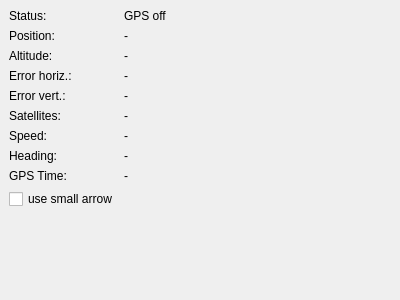
Before: the Qt Designer form src/ILiveLogToolWidget.ui in ntruchsess/QLandkarteGT, drawn with Qt 5.
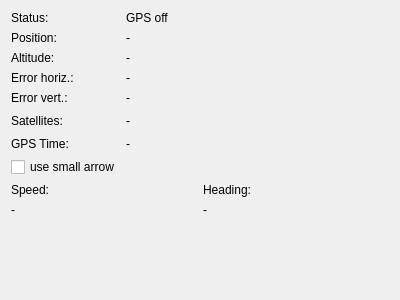
After: the same form once the commit is applied.

Commit message: LiveLog: Use large data fields for speed and heading

Patch:
```diff
--- a/src/ILiveLogToolWidget.ui
+++ b/src/ILiveLogToolWidget.ui
@@ -13,38 +13,11 @@
   <property name="windowTitle">
    <string>Form</string>
   </property>
-  <layout class="QGridLayout">
-   <property name="margin">
-    <number>9</number>
-   </property>
-   <property name="spacing">
-    <number>6</number>
-   </property>
-   <item row="4" column="1">
-    <widget class="QLabel" name="lblErrorVert">
+  <layout class="QGridLayout" name="gridLayout">
+   <item row="0" column="1">
+    <widget class="QLabel" name="lblStatus">
      <property name="text">
-      <string>-</string>
-     </property>
-    </widget>
-   </item>
-   <item row="5" column="1">
-    <widget class="QLabel" name="lblSatUsed">
-     <property name="text">
-      <string>-</string>
-     </property>
-    </widget>
-   </item>
-   <item row="3" column="0">
-    <widget class="QLabel" name="label_4">
-     <property name="text">
-      <string>Error horiz.:</string>
-     </property>
-    </widget>
-   </item>
-   <item row="8" column="0">
-    <widget class="QLabel" name="label_7">
-     <property name="text">
-      <string>GPS Time:</string>
+      <string>GPS off</string>
      </property>
     </widget>
    </item>
@@ -55,6 +28,13 @@
      </property>
     </widget>
    </item>
+   <item row="0" column="2">
+    <widget class="QLabel" name="labelCenter">
+     <property name="text">
+      <string/>
+     </property>
+    </widget>
+   </item>
    <item row="1" column="0">
     <widget class="QLabel" name="label">
      <property name="text">
@@ -62,8 +42,43 @@
      </property>
     </widget>
    </item>
-   <item row="6" column="1">
-    <widget class="QLabel" name="lblSpeed">
+   <item row="1" column="1">
+    <widget class="QLabel" name="lblPosition">
+     <property name="text">
+      <string>-</string>
+     </property>
+    </widget>
+   </item>
+   <item row="2" column="0">
+    <widget class="QLabel" name="label_2">
+     <property name="text">
+      <string>Altitude:</string>
+     </property>
+    </widget>
+   </item>
+   <item row="4" column="1">
+    <widget class="QLabel" name="lblErrorVert">
+     <property name="text">
+      <string>-</string>
+     </property>
+    </widget>
+   </item>
+   <item row="2" column="1">
+    <widget class="QLabel" name="lblAltitude">
+     <property name="text">
+      <string>-</string>
+     </property>
+    </widget>
+   </item>
+   <item row="3" column="0">
+    <widget class="QLabel" name="label_4">
+     <property name="text">
+      <string>Error horiz.:</string>
+     </property>
+    </widget>
+   </item>
+   <item row="3" column="1">
+    <widget class="QLabel" name="lblErrorHoriz">
      <property name="text">
       <string>-</string>
      </property>
@@ -83,109 +98,100 @@
      </property>
     </widget>
    </item>
-   <item row="2" column="0">
-    <widget class="QLabel" name="label_2">
-     <property name="text">
-      <string>Altitude:</string>
-     </property>
-    </widget>
+   <item row="8" column="0" colspan="3">
+    <layout class="QHBoxLayout" name="horizontalLayout">
+     <item>
+      <layout class="QVBoxLayout" name="verticalLayout">
+       <item>
+        <widget class="QLabel" name="label_3">
+         <property name="text">
+          <string>Speed:</string>
+         </property>
+        </widget>
+       </item>
+       <item>
+        <widget class="QLabel" name="lblSpeed">
+         <property name="text">
+          <string>-</string>
+         </property>
+        </widget>
+       </item>
+      </layout>
+     </item>
+     <item>
+      <layout class="QVBoxLayout" name="verticalLayout_2">
+       <item>
+        <widget class="QLabel" name="label_6">
+         <property name="text">
+          <string>Heading:</string>
+         </property>
+        </widget>
+       </item>
+       <item>
+        <widget class="QLabel" name="lblHeading">
+         <property name="text">
+          <string>-</string>
+         </property>
+        </widget>
+       </item>
+      </layout>
+     </item>
+    </layout>
    </item>
-   <item row="8" column="1">
-    <widget class="QLabel" name="lblTime">
-     <property name="text">
-      <string>-</string>
-     </property>
-    </widget>
-   </item>
-   <item row="0" column="1">
-    <widget class="QLabel" name="lblStatus">
-     <property name="text">
-      <string>GPS off</string>
-     </property>
-    </widget>
-   </item>
-   <item row="1" column="1">
-    <widget class="QLabel" name="lblPosition">
+   <item row="5" column="1">
+    <widget class="QLabel" name="lblSatUsed">
      <property name="text">
       <string>-</string>
      </property>
     </widget>
    </item>
    <item row="6" column="0">
-    <widget class="QLabel" name="label_3">
+    <widget class="QLabel" name="label_7">
      <property name="text">
-      <string>Speed:</string>
+      <string>GPS Time:</string>
+     </property>
+    </widget>
+   </item>
+   <item row="6" column="1">
+    <widget class="QLabel" name="lblTime">
+     <property name="text">
+      <string>-</string>
      </property>
     </widget>
    </item>
    <item row="7" column="0">
-    <widget class="QLabel" name="label_6">
+    <widget class="QCheckBox" name="checkSmallArrow">
      <property name="text">
-      <string>Heading:</string>
+      <string>use small arrow</string>
      </property>
     </widget>
    </item>
-   <item row="7" column="1">
-    <widget class="QLabel" name="lblHeading">
-     <property name="text">
-      <string>-</string>
-     </property>
-    </widget>
-   </item>
-   <item row="10" column="1">
-    <spacer>
+   <item row="9" column="0">
+    <spacer name="verticalSpacer">
      <property name="orientation">
       <enum>Qt::Vertical</enum>
      </property>
      <property name="sizeHint" stdset="0">
       <size>
-       <width>111</width>
-       <height>1</height>
+       <width>20</width>
+       <height>40</height>
       </size>
      </property>
     </spacer>
    </item>
-   <item row="2" column="1">
-    <widget class="QLabel" name="lblAltitude">
-     <property name="text">
-      <string>-</string>
-     </property>
-    </widget>
-   </item>
-   <item row="3" column="1">
-    <widget class="QLabel" name="lblErrorHoriz">
-     <property name="text">
-      <string>-</string>
-     </property>
-    </widget>
-   </item>
-   <item row="0" column="2">
-    <widget class="QLabel" name="labelCenter">
-     <property name="text">
-      <string/>
-     </property>
-    </widget>
-   </item>
-   <item row="10" column="2">
-    <spacer>
+   <item row="5" column="2">
+    <spacer name="horizontalSpacer">
      <property name="orientation">
       <enum>Qt::Horizontal</enum>
      </property>
      <property name="sizeHint" stdset="0">
       <size>
        <width>40</width>
-       <height>1</height>
+       <height>20</height>
       </size>
      </property>
     </spacer>
    </item>
-   <item row="9" column="0">
-    <widget class="QCheckBox" name="checkSmallArrow">
-     <property name="text">
-      <string>use small arrow</string>
-     </property>
-    </widget>
-   </item>
   </layout>
  </widget>
  <resources/>
```
The commit also changes 2 other files.
